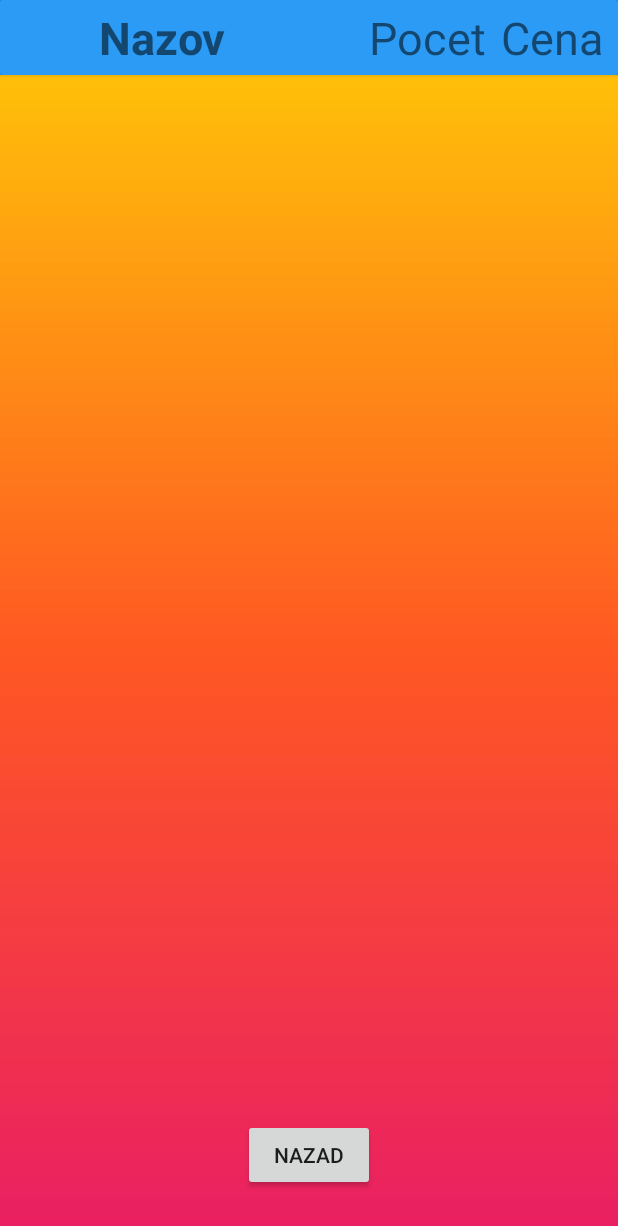
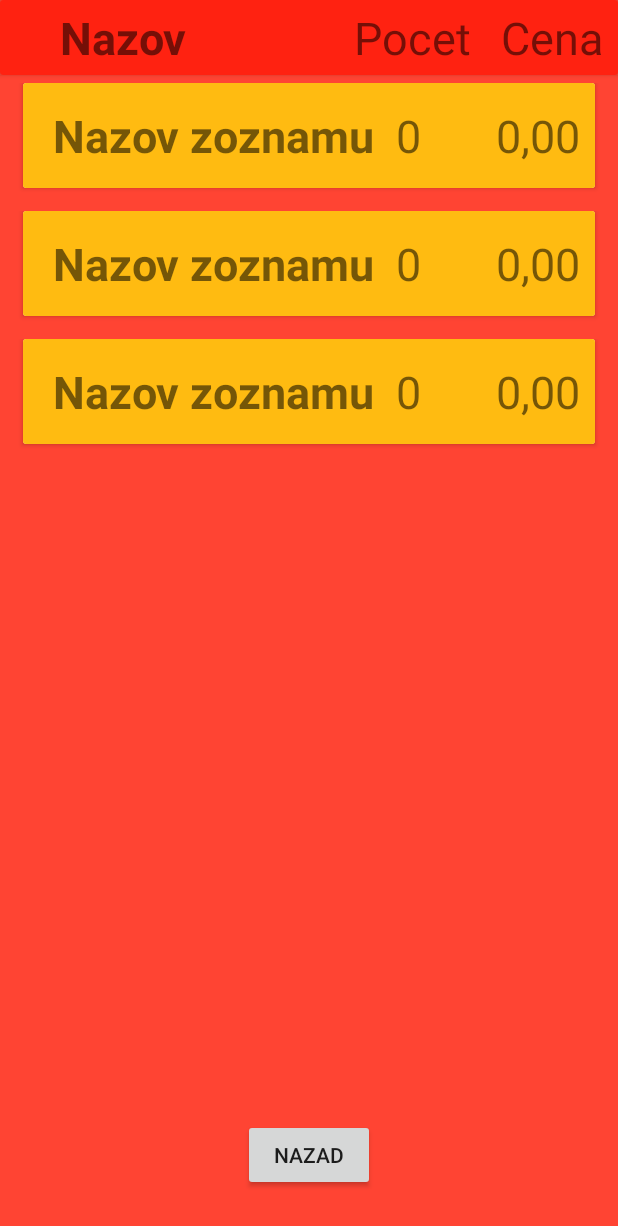
Before and after one commit to dominiksoltys/maturitnyProjektFinal, an Android app: the layout activity_recycler_view.xml on its own in the app's theme, with its tools: preview values and no code run, on a phone screen of 412 x 824 dp. Shown: the top 1226 px of the screen. Run offline under Robolectric (Android 15) with nearby library versions, the light colour scheme and no system bars; Roboto replaces fonts that are not available here.

Commit message:
Thx branci

```diff
--- a/app/src/main/res/layout/activity_recycler_view.xml
+++ b/app/src/main/res/layout/activity_recycler_view.xml
@@ -4,36 +4,46 @@
     xmlns:tools="http://schemas.android.com/tools"
     android:layout_width="match_parent"
     android:layout_height="match_parent"
-    android:background="@drawable/androidbg"
+    android:background="#F43"
     tools:context=".RecyclerZoznamy">
+
+
+    <Button
+        android:id="@+id/backButton"
+        android:layout_width="wrap_content"
+        android:layout_height="wrap_content"
+        android:layout_marginBottom="30dp"
+        android:onClick="nazad"
+        android:text="nazad"
+        app:layout_constraintBottom_toBottomOf="parent"
+        app:layout_constraintEnd_toEndOf="parent"
+        app:layout_constraintStart_toStartOf="parent" />
 
 
     <androidx.cardview.widget.CardView
         android:id="@+id/Vrch"
         android:layout_width="match_parent"
         android:layout_height="wrap_content"
-        app:cardBackgroundColor="@color/colorPrimaryDark"
+        app:cardBackgroundColor="#F21"
         app:layout_constraintEnd_toEndOf="parent"
         app:layout_constraintStart_toStartOf="parent"
-        app:layout_constraintTop_toTopOf="parent" >
+        app:layout_constraintTop_toTopOf="parent">
 
         <androidx.constraintlayout.widget.ConstraintLayout
             android:layout_width="match_parent"
-            android:layout_height="50dp">
-
+            android:layout_height="50dp"
+            android:background="@android:color/transparent">
 
 
             <TextView
                 android:id="@+id/Text1"
                 android:layout_width="wrap_content"
                 android:layout_height="wrap_content"
-                android:layout_marginStart="20dp"
-                android:layout_marginEnd="50dp"
+                android:layout_marginStart="40dp"
                 android:text="Nazov"
                 android:textSize="30dp"
                 android:textStyle="bold"
                 app:layout_constraintBottom_toBottomOf="parent"
-                app:layout_constraintEnd_toStartOf="@+id/Text2"
                 app:layout_constraintStart_toStartOf="parent"
                 app:layout_constraintTop_toTopOf="parent" />
 
@@ -41,7 +51,7 @@
                 android:id="@+id/Text2"
                 android:layout_width="wrap_content"
                 android:layout_height="wrap_content"
-                android:layout_marginEnd="10dp"
+                android:layout_marginEnd="20dp"
                 android:text="Pocet"
                 android:textSize="30dp"
                 android:textStyle="normal"
@@ -64,25 +74,17 @@
 
     </androidx.cardview.widget.CardView>
 
-
-    <Button
-        android:id="@+id/backButton"
-        android:layout_width="wrap_content"
-        android:layout_height="wrap_content"
-        android:layout_marginBottom="30dp"
-        android:onClick="nazad"
-        android:text="nazad"
-        app:layout_constraintBottom_toBottomOf="parent"
-        app:layout_constraintEnd_toEndOf="parent"
-        app:layout_constraintStart_toStartOf="parent" />
-
     <androidx.recyclerview.widget.RecyclerView
         android:id="@+id/recyclerView"
         android:layout_width="match_parent"
         android:layout_height="0dp"
-        android:background="@drawable/andbg"
+        android:layout_marginTop="5dp"
+        android:background="@android:color/transparent"
         app:layout_constraintBottom_toBottomOf="parent"
         app:layout_constraintEnd_toEndOf="parent"
+        app:layout_constraintHorizontal_bias="0.0"
         app:layout_constraintStart_toStartOf="parent"
-        app:layout_constraintTop_toBottomOf="@+id/Vrch" />
+        app:layout_constraintTop_toBottomOf="@+id/Vrch"
+        app:layout_constraintVertical_bias="1.0"
+        tools:listitem="@layout/rec_row" />
 </androidx.constraintlayout.widget.ConstraintLayout>
--- a/app/src/main/res/layout/rec_row.xml
+++ b/app/src/main/res/layout/rec_row.xml
@@ -12,12 +12,14 @@
         android:layout_width="match_parent"
         android:layout_height="wrap_content"
         app:layout_constraintBottom_toBottomOf="parent"
-        app:layout_constraintTop_toBottomOf="@+id/Vrch">
+        app:layout_constraintTop_toBottomOf="@+id/Vrch"
+        android:layout_margin="15dp">
 
 
         <androidx.constraintlayout.widget.ConstraintLayout
             android:layout_width="match_parent"
-            android:layout_height="70dp">
+            android:layout_height="70dp"
+            android:background="#FB1">
 
             <TextView
                 android:id="@+id/Nazov_text"
```
Also changed, not shown: app/src/main/java/com/example/maturitnyprojektfinal/RecAdapter.java (+15 -18 lines), app/src/main/java/com/example/maturitnyprojektfinal/RecyclerProdukty.java (deleted, +0 -36 lines), app/src/main/java/com/example/maturitnyprojektfinal/RecyclerZoznamy.java (+34 -8 lines), app/src/main/java/com/example/maturitnyprojektfinal/pojo/Zoznam.java (added, +25 -0 lines).
